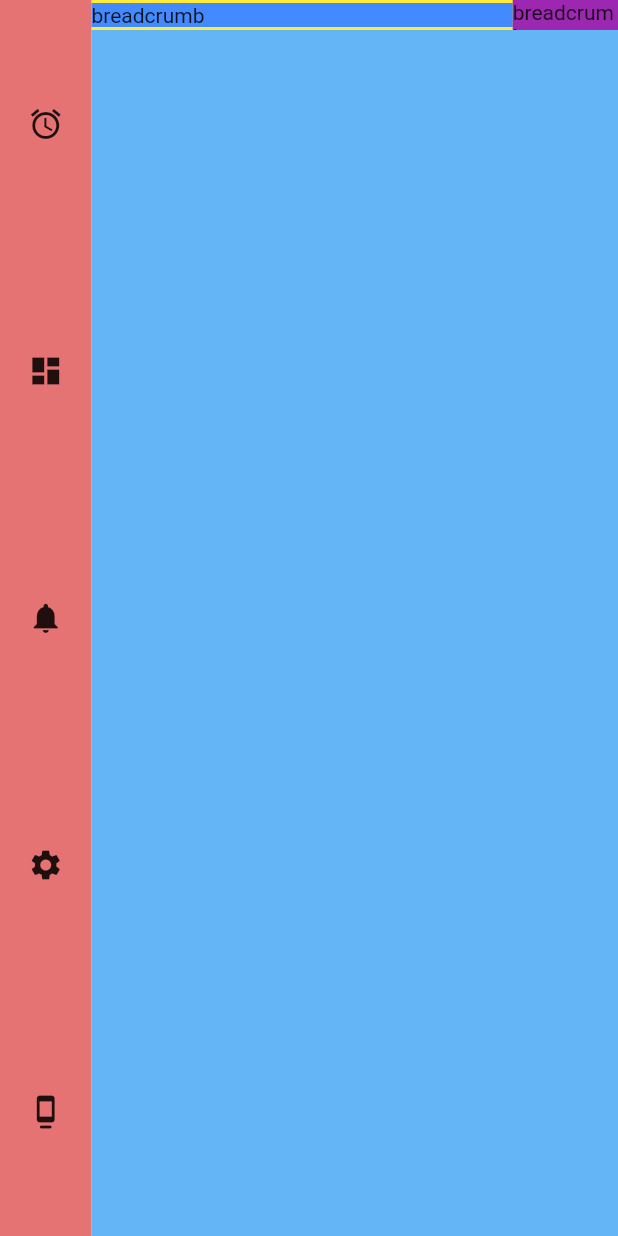
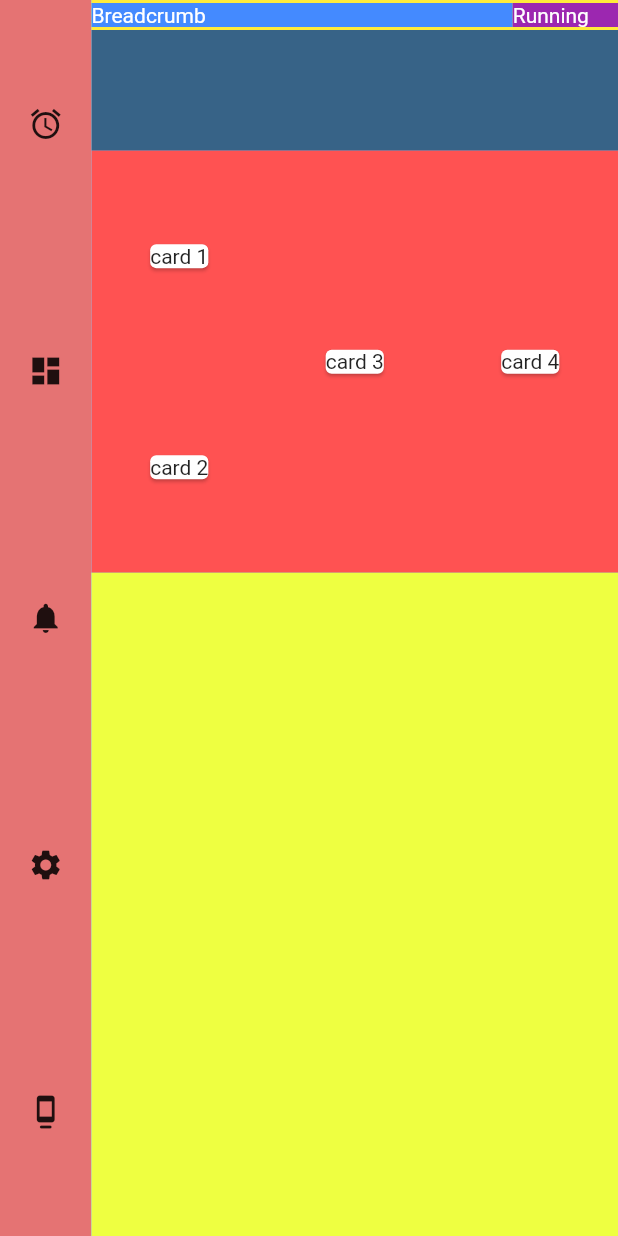
Before and after one commit to LeonScot/flutter-experiments, a Flutter app: the screen it shows after launch, on a phone screen of 412 x 824 dp. Run offline on Flutter 3.47's test engine with Material 2 defaults, Android fonts, the phone set to English and light mode, and no system bars.

Commit message:
cards added

```diff
--- a/lib/main.dart
+++ b/lib/main.dart
@@ -66,17 +66,63 @@ class _MyHomePageState extends State<MyHomePage> {
                           flex: 8,
                           child: Container(
                             color: Colors.blueAccent,
-                            child: Text('breadcrumb'),
+                            child: Text(
+                              'Breadcrumb',
+                              style: TextStyle(color: Colors.white),
+                            ),
                           ),
                         ),
                         Expanded(
                           flex: 2,
                           child: Container(
                             color: Colors.purple,
-                            child: Text('breadcrumb'),
+                            child: Text(
+                              'Running',
+                              style: TextStyle(color: Colors.white),
+                            ),
                           ),
                         ),
                       ],
+                    ),
+                  ),
+                  Expanded(
+                    flex: 2,
+                    child: Container(
+                      color: Colors.black45,
+                    ),
+                  ),
+                  Expanded(
+                    flex: 7,
+                    child: Container(
+                      color: Colors.redAccent,
+                      child: Row(
+                        mainAxisAlignment: MainAxisAlignment.spaceAround,
+                        children: [
+                          Column(
+                            mainAxisAlignment: MainAxisAlignment.spaceAround,
+                            children: [
+                              Card(
+                                child: Text('card 1'),
+                              ),
+                              Card(
+                                child: Text('card 2'),
+                              ),
+                            ],
+                          ),
+                          Card(
+                            child: Text('card 3'),
+                          ),
+                          Card(
+                            child: Text('card 4'),
+                          ),
+                        ],
+                      ),
+                    ),
+                  ),
+                  Expanded(
+                    flex: 11,
+                    child: Container(
+                      color: Colors.limeAccent,
                     ),
                   ),
                 ],
```
